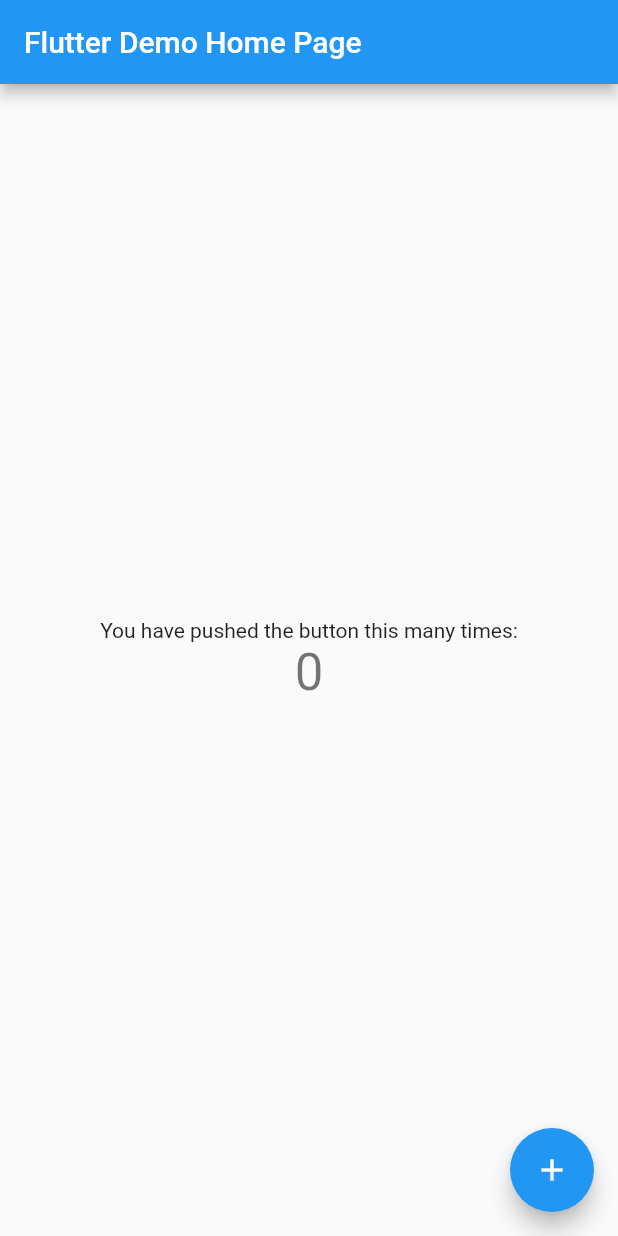
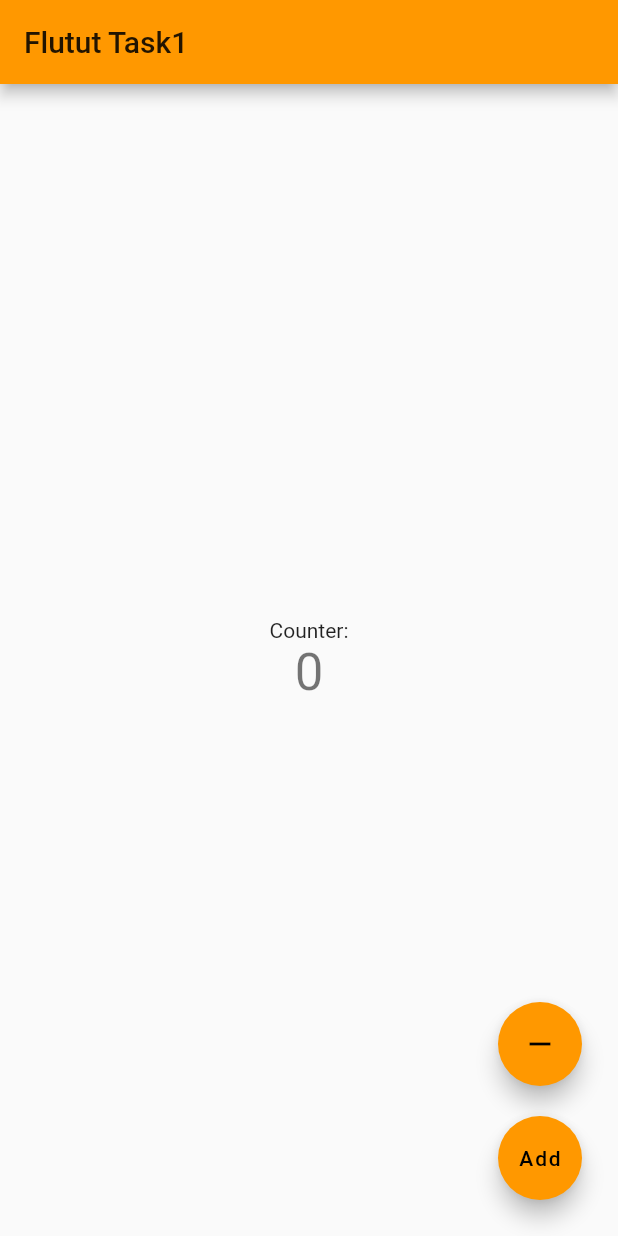
Before and after one commit to camsvn/learnfromhome, a Flutter app: the screen it shows after launch, on a phone screen of 412 x 824 dp. Run offline on Flutter 3.47's test engine with Material 2 defaults, Android fonts, the phone set to English and light mode, and no system bars.

Commit message:
^_^ Completed Task1

```diff
--- a/lib/main.dart
+++ b/lib/main.dart
@@ -11,9 +11,9 @@ class MyApp extends StatelessWidget {
     return MaterialApp(
       title: 'Flutter Demo',
       theme: ThemeData(
-        primarySwatch: Colors.blue,
+        primarySwatch: Colors.orange,
       ),
-      home: MyHomePage(title: 'Flutter Demo Home Page'),
+      home: MyHomePage(title: 'Flutut Task1'),
     );
   }
 }
@@ -36,6 +36,11 @@ class _MyHomePageState extends State<MyHomePage> {
     });
   }
 
+void _decrementCounter() {
+    setState(() {
+      _counter--;
+    });
+  }
   @override
   Widget build(BuildContext context) {
     return Scaffold(
@@ -47,7 +52,7 @@ class _MyHomePageState extends State<MyHomePage> {
           mainAxisAlignment: MainAxisAlignment.center,
           children: <Widget>[
             Text(
-              'You have pushed the button this many times:',
+              'Counter:',
             ),
             Text(
               '$_counter',
@@ -56,11 +61,27 @@ class _MyHomePageState extends State<MyHomePage> {
           ],
         ),
       ),
-      floatingActionButton: FloatingActionButton(
-        onPressed: _incrementCounter,
-        tooltip: 'Increment',
-        child: Icon(Icons.add),
-      ),
+      floatingActionButtonLocation:
+              FloatingActionButtonLocation.endFloat,
+          floatingActionButton: Padding(
+            padding: const EdgeInsets.all(8.0),
+            child: Column(
+              mainAxisAlignment: MainAxisAlignment.end,
+              children: <Widget>[
+                FloatingActionButton(
+                  onPressed: _decrementCounter,
+                  tooltip: 'Decrement',
+                  child: Icon(Icons.remove),
+                ),
+                SizedBox(height: 20),
+                FloatingActionButton(
+                  onPressed: _incrementCounter,
+                  tooltip: 'Increment',
+                  child: Text('Add'),
+                ),
+              ],
+            ),
+          ),
     );
   }
 }
```
